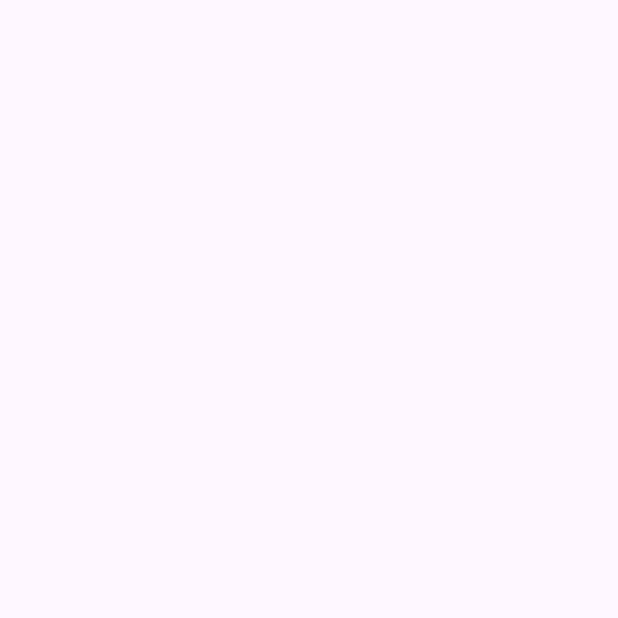
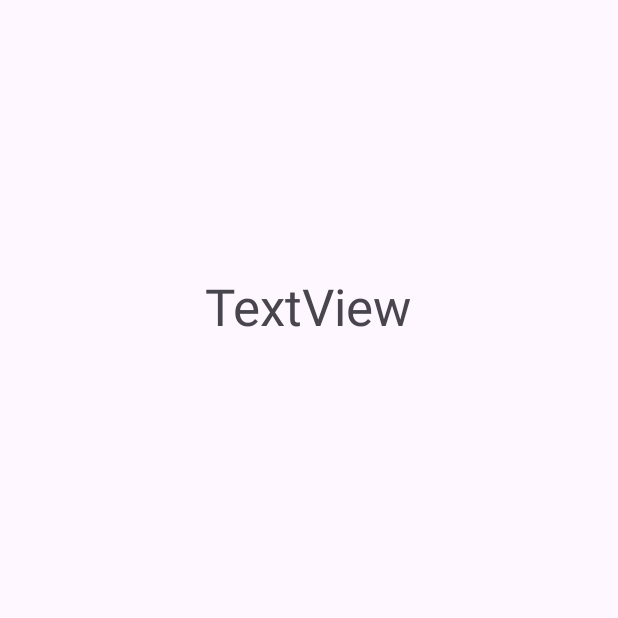
Before and after one commit to anshibagundan/KC3Hack_551game, an Android app: the screen it shows after launch (MainActivity), on a phone screen of 412 x 824 dp, the top half of it. Before the commit the part shown is empty. Run offline under Robolectric (Android 15) with nearby library versions, the phone set to English and light mode, and no system bars.

Commit message:
ぞの頼む

```diff
--- a/eemon551/app/src/main/res/layout/activity_question.xml
+++ b/eemon551/app/src/main/res/layout/activity_question.xml
@@ -8,16 +8,16 @@ tools:context=".QuestionActivity">
     <TextView
         android:id="@+id/text_question_name"
         android:layout_width="match_parent"
-        android:layout_height="wrap_content"
-        android:layout_margin="10dp"
-        android:textSize="18sp"
-        android:textStyle="bold" />
-
-    <TextView
-        android:id="@+id/text_brief_description"
-        android:layout_width="match_parent"
-        android:layout_height="wrap_content"
-        android:layout_margin="10dp"
-        android:layout_below="@id/text_question_name" />
-
+        android:layout_height="match_parent"
+        android:layout_alignParentStart="true"
+        android:layout_alignParentTop="true"
+        android:layout_alignParentEnd="true"
+        android:layout_alignParentBottom="true"
+        android:layout_marginStart="53dp"
+        android:layout_marginTop="181dp"
+        android:layout_marginEnd="55dp"
+        android:layout_marginBottom="217dp"
+        android:text="TextView"
+        android:textAlignment="center"
+        android:textSize="34sp" />
 </RelativeLayout>
```
Also changed, not shown: eemon551/app/src/main/java/com/example/eemon551/QuestionActivity.java (+5 -2 lines), eemon551/app/src/main/res/layout/activity_main.xml (deleted, +0 -18 lines).
